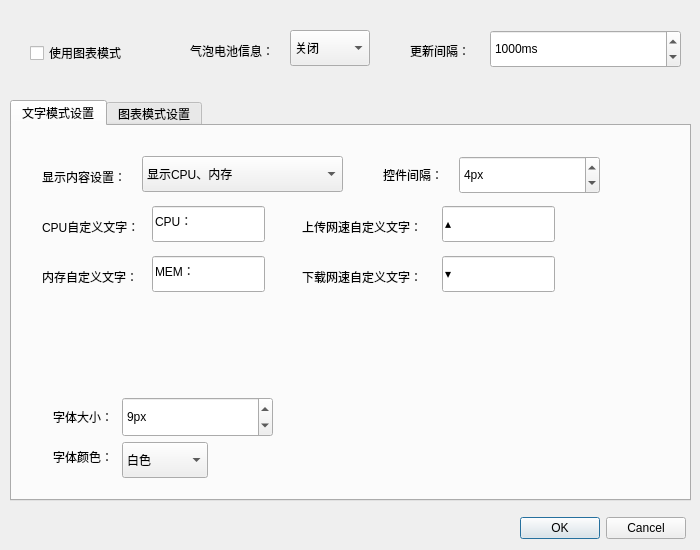
First picture: the form in src/pluginsettingdialog.ui, repository zty199/dde-dock-monitor-plugin, before the edit.
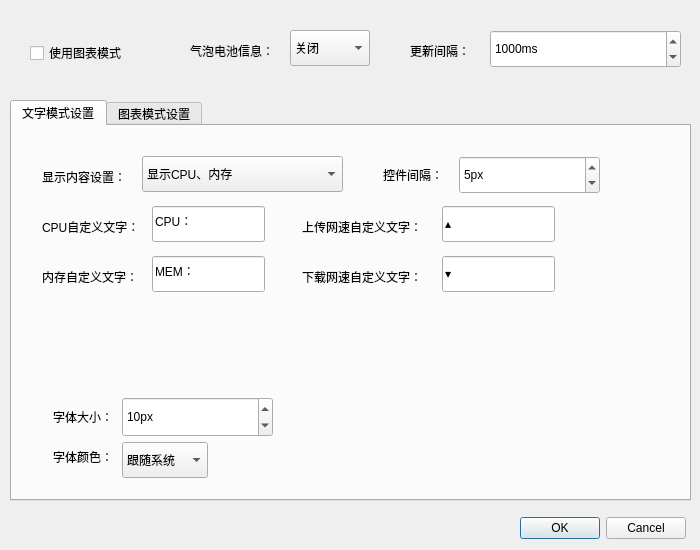
Second picture: the form after the edit. The open tabs and pages were chosen to show the change. Custom widgets are drawn as their Qt base class.

Commit message:
fix: QComboBox popup cannot show in dde-tray-loader
no way to fix this for now, so override showPopup() and do nothing;
user can use mouse wheel to choose items in popup

Log: as title

What changed in the file:
```diff
--- a/src/pluginsettingdialog.ui
+++ b/src/pluginsettingdialog.ui
@@ -88,7 +88,7 @@
       <number>1</number>
      </property>
      <property name="value">
-      <number>4</number>
+      <number>5</number>
      </property>
     </widget>
     <widget class="QLabel" name="label_13">
@@ -287,10 +287,10 @@
       </size>
      </property>
      <property name="currentText">
-      <string>白色</string>
+      <string>跟随系统</string>
      </property>
      <property name="currentIndex">
-      <number>0</number>
+      <number>2</number>
      </property>
      <item>
       <property name="text">
@@ -346,7 +346,7 @@
       <number>1</number>
      </property>
      <property name="value">
-      <number>9</number>
+      <number>10</number>
      </property>
     </widget>
    </widget>
@@ -1433,6 +1433,13 @@
    </item>
   </widget>
  </widget>
+ <customwidgets>
+  <customwidget>
+   <class>CustomComboBox</class>
+   <extends>QComboBox</extends>
+   <header>customcombobox.h</header>
+  </customwidget>
+ </customwidgets>
  <resources/>
  <connections>
   <connection>
```
Left out of the diff: 20 changed lines with no effect on the pictures. The commit also changes 4 other files.
